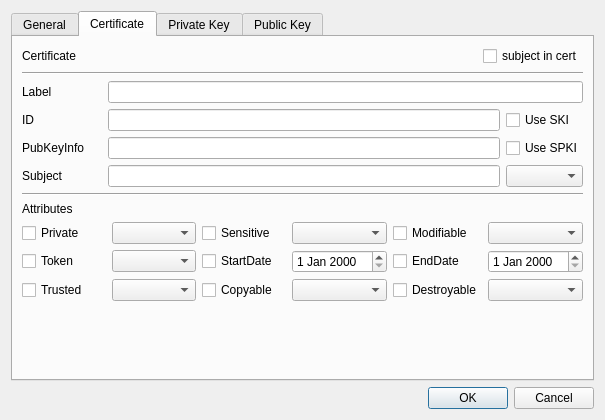
Qt form CryptokiMan/import_pfx_dlg.ui (jykim74/CryptokiMan) before a commit.
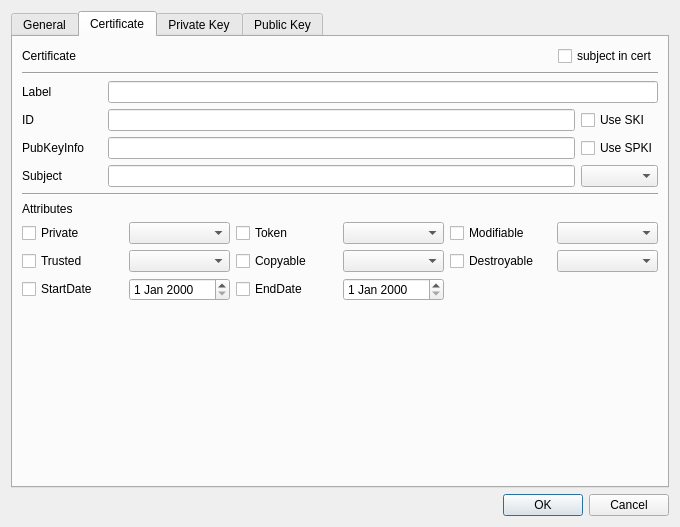
The same form after that commit. The open tabs and pages were chosen to show the change.

Commit message: Import PFX 에서 인증서 Sensitive 속성 제거

Diff of the .ui file:
```diff
--- a/CryptokiMan/import_pfx_dlg.ui
+++ b/CryptokiMan/import_pfx_dlg.ui
@@ -6,8 +6,8 @@
    <rect>
     <x>0</x>
     <y>0</y>
-    <width>581</width>
-    <height>420</height>
+    <width>680</width>
+    <height>527</height>
    </rect>
   </property>
   <property name="windowTitle">
@@ -479,94 +479,84 @@
          <property name="topMargin">
           <number>0</number>
          </property>
-         <item row="0" column="4">
-          <widget class="QCheckBox" name="mCertModifiableCheck">
-           <property name="text">
-            <string notr="true">Modifiable</string>
-           </property>
-          </widget>
-         </item>
-         <item row="1" column="4">
-          <widget class="QCheckBox" name="mCertEndDateCheck">
-           <property name="text">
-            <string>EndDate</string>
-           </property>
-          </widget>
-         </item>
-         <item row="0" column="3">
-          <widget class="QComboBox" name="mCertSensitiveCombo"/>
-         </item>
-         <item row="0" column="0">
-          <widget class="QCheckBox" name="mCertPrivateCheck">
-           <property name="text">
-            <string notr="true">Private</string>
-           </property>
-          </widget>
-         </item>
          <item row="0" column="1">
           <widget class="QComboBox" name="mCertPrivateCombo"/>
          </item>
-         <item row="1" column="0">
+         <item row="0" column="0">
+          <widget class="QCheckBox" name="mCertPrivateCheck">
+           <property name="text">
+            <string notr="true">Private</string>
+           </property>
+          </widget>
+         </item>
+         <item row="0" column="4">
+          <widget class="QCheckBox" name="mCertModifiableCheck">
+           <property name="text">
+            <string notr="true">Modifiable</string>
+           </property>
+          </widget>
+         </item>
+         <item row="0" column="5">
+          <widget class="QComboBox" name="mCertModifiableCombo"/>
+         </item>
+         <item row="0" column="2">
           <widget class="QCheckBox" name="mCertTokenCheck">
            <property name="text">
             <string notr="true">Token</string>
            </property>
           </widget>
          </item>
-         <item row="1" column="5">
-          <widget class="QDateEdit" name="mCertEndDateEdit"/>
-         </item>
-         <item row="0" column="2">
-          <widget class="QCheckBox" name="mCertSensitiveCheck">
-           <property name="text">
-            <string notr="true">Sensitive</string>
-           </property>
-          </widget>
-         </item>
-         <item row="1" column="1">
+         <item row="0" column="3">
           <widget class="QComboBox" name="mCertTokenCombo"/>
          </item>
-         <item row="0" column="5">
-          <widget class="QComboBox" name="mCertModifiableCombo"/>
-         </item>
-         <item row="1" column="2">
-          <widget class="QCheckBox" name="mCertStartDateCheck">
-           <property name="text">
-            <string>StartDate</string>
-           </property>
-          </widget>
-         </item>
-         <item row="1" column="3">
-          <widget class="QDateEdit" name="mCertStartDateEdit"/>
-         </item>
-         <item row="2" column="0">
+         <item row="1" column="0">
           <widget class="QCheckBox" name="mCertTrustedCheck">
            <property name="text">
             <string>Trusted</string>
            </property>
           </widget>
          </item>
-         <item row="2" column="1">
+         <item row="1" column="1">
           <widget class="QComboBox" name="mCertTrustedCombo"/>
          </item>
-         <item row="2" column="2">
+         <item row="2" column="0">
+          <widget class="QCheckBox" name="mCertStartDateCheck">
+           <property name="text">
+            <string>StartDate</string>
+           </property>
+          </widget>
+         </item>
+         <item row="2" column="1">
+          <widget class="QDateEdit" name="mCertStartDateEdit"/>
+         </item>
+         <item row="1" column="2">
           <widget class="QCheckBox" name="mCertCopyableCheck">
            <property name="text">
             <string>Copyable</string>
            </property>
           </widget>
          </item>
-         <item row="2" column="4">
-          <widget class="QCheckBox" name="mCertDestroyableCheck">
-           <property name="text">
-            <string>Destroyable</string>
-           </property>
-          </widget>
-         </item>
-         <item row="2" column="3">
+         <item row="1" column="3">
           <widget class="QComboBox" name="mCertCopyableCombo"/>
          </item>
-         <item row="2" column="5">
+         <item row="2" column="2">
+          <widget class="QCheckBox" name="mCertEndDateCheck">
+           <property name="text">
+            <string>EndDate</string>
+           </property>
+          </widget>
+         </item>
+         <item row="2" column="3">
+          <widget class="QDateEdit" name="mCertEndDateEdit"/>
+         </item>
+         <item row="1" column="4">
+          <widget class="QCheckBox" name="mCertDestroyableCheck">
+           <property name="text">
+            <string>Destroyable</string>
+           </property>
+          </widget>
+         </item>
+         <item row="1" column="5">
           <widget class="QComboBox" name="mCertDestroyableCombo"/>
          </item>
         </layout>
```
Left out of the diff: 10 changed lines with no effect on the pictures. The commit also changes 3 other files.
